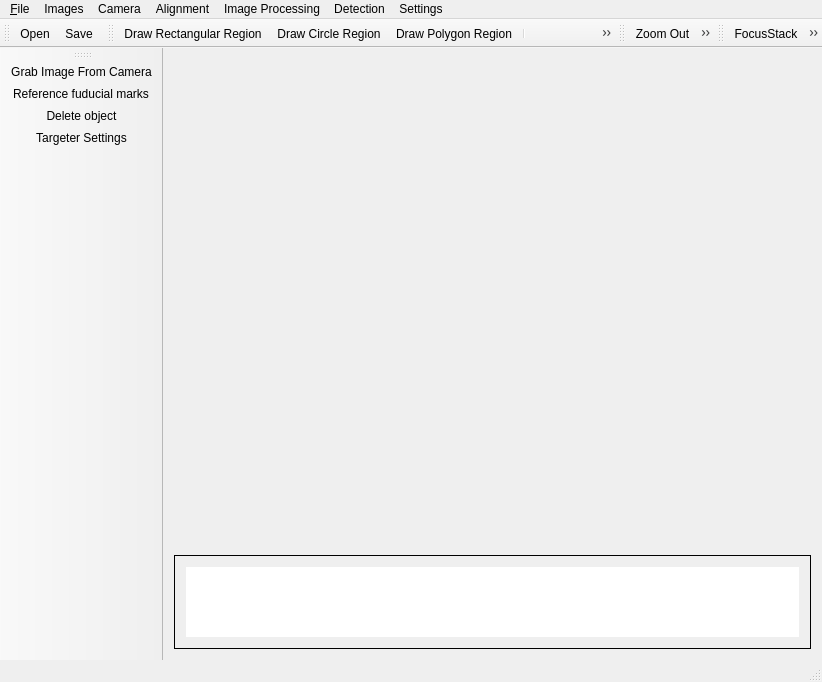
Before: the Qt Designer form mainwindow.ui in eucall-software/targeter, drawn with Qt 5.
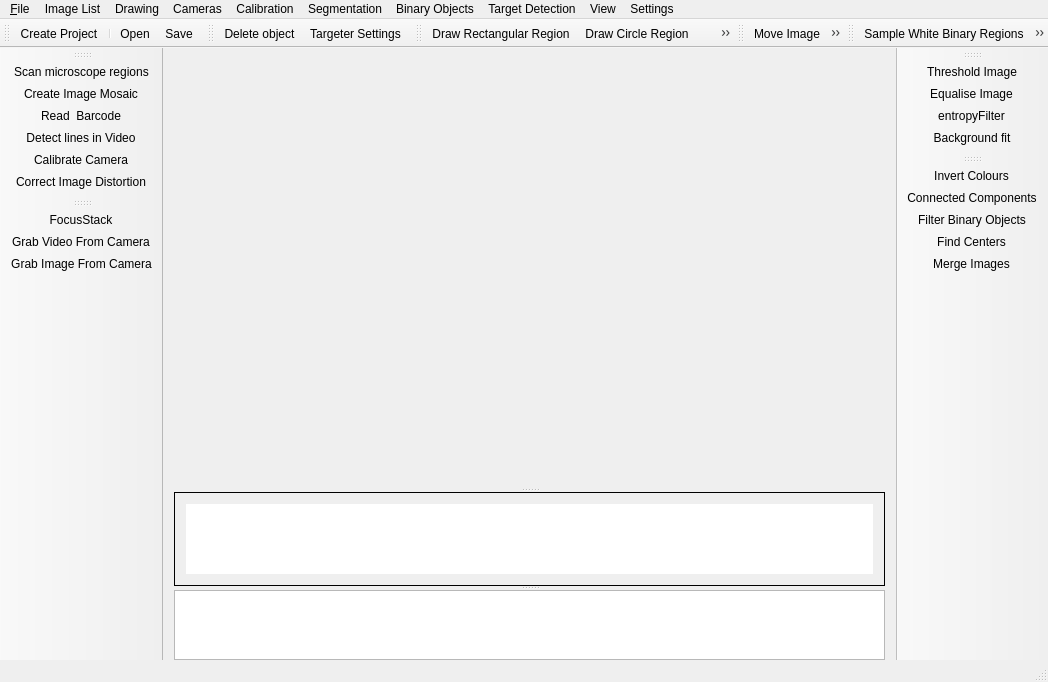
After: the same form once the commit is applied. Icons and pictures are not drawn. Custom widgets are drawn as their Qt base class.

```diff
--- a/mainwindow.ui
+++ b/mainwindow.ui
@@ -6,7 +6,7 @@
    <rect>
     <x>0</x>
     <y>0</y>
-    <width>822</width>
+    <width>914</width>
     <height>682</height>
    </rect>
   </property>
@@ -24,18 +24,20 @@
      <verstretch>0</verstretch>
     </sizepolicy>
    </property>
-   <layout class="QGridLayout" name="gridLayout">
-    <item row="0" column="1">
      <layout class="QVBoxLayout" name="verticalLayout">
-      <property name="spacing">
-       <number>20</number>
+    <property name="bottomMargin">
+     <number>0</number>
       </property>
       <item>
+     <widget class="QSplitter" name="splitter">
+      <property name="orientation">
+       <enum>Qt::Vertical</enum>
+      </property>
        <widget class="PaintQLabel" name="display_image">
         <property name="sizePolicy">
          <sizepolicy hsizetype="Minimum" vsizetype="Minimum">
           <horstretch>1</horstretch>
-          <verstretch>1</verstretch>
+         <verstretch>100</verstretch>
          </sizepolicy>
         </property>
         <property name="minimumSize">
@@ -57,8 +59,6 @@
          <set>Qt::AlignCenter</set>
         </property>
        </widget>
-      </item>
-      <item>
        <widget class="QScrollArea" name="scrollArea">
         <property name="sizePolicy">
          <sizepolicy hsizetype="Expanding" vsizetype="Expanding">
@@ -89,7 +89,7 @@
           <rect>
            <x>0</x>
            <y>0</y>
-           <width>765</width>
+          <width>824</width>
            <height>87</height>
           </rect>
          </property>
@@ -102,8 +102,8 @@
          <property name="autoFillBackground">
           <bool>true</bool>
          </property>
-         <layout class="QVBoxLayout" name="verticalLayout_2">
-          <item>
+        <layout class="QGridLayout" name="gridLayout">
+         <item row="0" column="0">
            <widget class="QListWidget" name="ImageThumbList">
             <property name="enabled">
              <bool>true</bool>
@@ -167,8 +167,15 @@
          </layout>
         </widget>
        </widget>
-      </item>
-     </layout>
+      <widget class="QPlainTextEdit" name="consoleDisplay">
+       <property name="sizePolicy">
+        <sizepolicy hsizetype="Expanding" vsizetype="Expanding">
+         <horstretch>1</horstretch>
+         <verstretch>1</verstretch>
+        </sizepolicy>
+       </property>
+      </widget>
+     </widget>
     </item>
    </layout>
   </widget>
@@ -177,7 +184,7 @@
     <rect>
      <x>0</x>
      <y>0</y>
-     <width>822</width>
+     <width>914</width>
      <height>21</height>
     </rect>
    </property>
@@ -198,7 +205,7 @@
    </widget>
    <widget class="QMenu" name="menuImages">
     <property name="title">
-     <string>Images</string>
+     <string>Image List</string>
     </property>
     <property name="toolTipsVisible">
      <bool>true</bool>
@@ -254,7 +261,7 @@
    </widget>
    <widget class="QMenu" name="menuDetection">
     <property name="title">
-     <string>Detection</string>
+     <string>Target Detection</string>
     </property>
     <property name="toolTipsVisible">
      <bool>true</bool>
@@ -265,7 +272,7 @@
    </widget>
    <widget class="QMenu" name="menuCamera">
     <property name="title">
-     <string>Camera</string>
+     <string>Cameras</string>
     </property>
     <property name="toolTipsVisible">
      <bool>true</bool>
@@ -274,7 +281,7 @@
    </widget>
    <widget class="QMenu" name="menuImage_Processing">
     <property name="title">
-     <string>Image Processing</string>
+     <string>Binary Objects</string>
     </property>
     <addaction name="separator"/>
     <addaction name="actionThresholdImage"/>
@@ -294,16 +301,54 @@
    </widget>
    <widget class="QMenu" name="menuAlignment">
     <property name="title">
-     <string>Alignment</string>
+     <string>Calibration</string>
     </property>
-    <addaction name="actionReference_fuducial_marks"/>
+    <addaction name="actionBackground_fit"/>
+    <addaction name="actionDetect_lines"/>
+    <addaction name="actionCalibrate_Camera"/>
+    <addaction name="actionCorrectImage"/>
+    <addaction name="actionReference_fiducial_marks"/>
+   </widget>
+   <widget class="QMenu" name="menuView">
+    <property name="title">
+     <string>View</string>
+    </property>
+    <addaction name="actionZoom_Out"/>
+    <addaction name="actionZoom_In"/>
+    <addaction name="action_Move_Image"/>
+   </widget>
+   <widget class="QMenu" name="menuDrawing">
+    <property name="title">
+     <string>Drawing</string>
+    </property>
+    <addaction name="actionDraw_Circle_Region"/>
+    <addaction name="actionDraw_Rectangular_Region"/>
+    <addaction name="actionDraw_Polygon"/>
+    <addaction name="actionCreate_Mask_Image"/>
+    <addaction name="actionGet_Target_image_region"/>
+    <addaction name="actionMask_White"/>
+    <addaction name="actionMask_Black"/>
+    <addaction name="actionSelect_Object"/>
+   </widget>
+   <widget class="QMenu" name="menuSegmentation">
+    <property name="title">
+     <string>Segmentation</string>
+    </property>
+    <addaction name="actionEntropyFilter"/>
+    <addaction name="actionThresholdImage"/>
+    <addaction name="actionEqualise_Image"/>
+    <addaction name="actionEdge_Detection"/>
+    <addaction name="actionCorner_Detection"/>
    </widget>
    <addaction name="menu_File"/>
    <addaction name="menuImages"/>
+   <addaction name="menuDrawing"/>
    <addaction name="menuCamera"/>
    <addaction name="menuAlignment"/>
+   <addaction name="menuSegmentation"/>
    <addaction name="menuImage_Processing"/>
    <addaction name="menuDetection"/>
+   <addaction name="menuView"/>
    <addaction name="menuSettings"/>
   </widget>
   <widget class="QToolBar" name="mainToolBar">
@@ -313,11 +358,13 @@
    <attribute name="toolBarBreak">
     <bool>false</bool>
    </attribute>
+   <addaction name="action_New"/>
+   <addaction name="separator"/>
    <addaction name="action_Open"/>
    <addaction name="action_Save"/>
   </widget>
   <widget class="QStatusBar" name="statusBar"/>
-  <widget class="QToolBar" name="toolBar">
+  <widget class="QToolBar" name="toolBarSettings">
    <property name="windowTitle">
     <string>toolBar</string>
    </property>
@@ -325,47 +372,114 @@
     <string>drawing tools</string>
    </property>
    <attribute name="toolBarArea">
-    <enum>LeftToolBarArea</enum>
+    <enum>TopToolBarArea</enum>
    </attribute>
    <attribute name="toolBarBreak">
     <bool>false</bool>
    </attribute>
-   <addaction name="actionGrab_Image_From_Camera"/>
-   <addaction name="actionReference_fuducial_marks"/>
    <addaction name="actionDeleteObject"/>
    <addaction name="actionSettings"/>
   </widget>
+  <widget class="QToolBar" name="toolBarDrawing">
+   <property name="windowTitle">
+    <string>toolBar_2</string>
+   </property>
+   <attribute name="toolBarArea">
+    <enum>TopToolBarArea</enum>
+   </attribute>
+   <attribute name="toolBarBreak">
+    <bool>false</bool>
+   </attribute>
+   <addaction name="actionDraw_Rectangular_Region"/>
+   <addaction name="actionDraw_Circle_Region"/>
+   <addaction name="actionDraw_Polygon"/>
+   <addaction name="separator"/>
+   <addaction name="actionClickTarget"/>
+   <addaction name="actionReference_fiducial_marks"/>
+   <addaction name="actionClick_Center_Objective"/>
+   <addaction name="separator"/>
+   <addaction name="actionMask_White"/>
+   <addaction name="actionMask_Black"/>
+   <addaction name="actionGrid_Spacing"/>
+   <addaction name="separator"/>
+   <addaction name="actionCreate_Mask_Image"/>
+   <addaction name="actionGet_Target_image_region"/>
+  </widget>
+  <widget class="QToolBar" name="toolBarZoomPann">
+   <property name="windowTitle">
+    <string>toolBar_3</string>
+   </property>
+   <attribute name="toolBarArea">
+    <enum>TopToolBarArea</enum>
+   </attribute>
+   <attribute name="toolBarBreak">
+    <bool>false</bool>
+   </attribute>
+   <addaction name="action_Move_Image"/>
+   <addaction name="actionZoom_Out"/>
+   <addaction name="actionZoom_In"/>
+  </widget>
+  <widget class="QToolBar" name="toolBarImageAnalysis">
+   <property name="windowTitle">
+    <string>toolBar_4</string>
+   </property>
+   <attribute name="toolBarArea">
+    <enum>RightToolBarArea</enum>
+   </attribute>
+   <attribute name="toolBarBreak">
+    <bool>false</bool>
+   </attribute>
+   <addaction name="actionThresholdImage"/>
+   <addaction name="actionEqualise_Image"/>
+   <addaction name="actionEntropyFilter"/>
+   <addaction name="actionBackground_fit"/>
+  </widget>
+  <widget class="QToolBar" name="toolBar">
+   <property name="windowTitle">
+    <string>toolBar</string>
+   </property>
+   <attribute name="toolBarArea">
+    <enum>LeftToolBarArea</enum>
+   </attribute>
+   <attribute name="toolBarBreak">
+    <bool>false</bool>
+   </attribute>
+   <addaction name="action_scan_regions"/>
+   <addaction name="actionCreate_Image_Mosaic"/>
+   <addaction name="actionRead_Barcode"/>
+   <addaction name="actionDetect_lines"/>
+   <addaction name="actionCalibrate_Camera"/>
+   <addaction name="actionCorrectImage"/>
+  </widget>
   <widget class="QToolBar" name="toolBar_2">
    <property name="windowTitle">
     <string>toolBar_2</string>
    </property>
    <attribute name="toolBarArea">
-    <enum>TopToolBarArea</enum>
+    <enum>LeftToolBarArea</enum>
    </attribute>
    <attribute name="toolBarBreak">
     <bool>false</bool>
    </attribute>
-   <addaction name="actionDraw_Rectangular_Region"/>
-   <addaction name="actionDraw_Circle_Region"/>
-   <addaction name="actionDraw_Polygon"/>
-   <addaction name="separator"/>
-   <addaction name="actionGet_Target_image_region"/>
-   <addaction name="actionScoreImage"/>
-   <addaction name="actionFind_targets"/>
+   <addaction name="actionProcessFocusStack"/>
+   <addaction name="actionGrab_Video_From_Camera"/>
+   <addaction name="actionGrab_Image_From_Camera"/>
   </widget>
   <widget class="QToolBar" name="toolBar_3">
    <property name="windowTitle">
     <string>toolBar_3</string>
    </property>
    <attribute name="toolBarArea">
-    <enum>TopToolBarArea</enum>
+    <enum>RightToolBarArea</enum>
    </attribute>
    <attribute name="toolBarBreak">
     <bool>false</bool>
    </attribute>
-   <addaction name="actionZoom_Out"/>
-   <addaction name="actionZoom_In"/>
-   <addaction name="action_Move_Image"/>
+   <addaction name="actionInvert"/>
+   <addaction name="actionConnected_Components"/>
+   <addaction name="actionFilter_Binary_Objects"/>
+   <addaction name="actionFind_Centers"/>
+   <addaction name="actionMergeImages"/>
   </widget>
   <widget class="QToolBar" name="toolBar_4">
    <property name="windowTitle">
@@ -377,15 +491,10 @@
    <attribute name="toolBarBreak">
     <bool>false</bool>
    </attribute>
-   <addaction name="actionProcessFocusStack"/>
-   <addaction name="separator"/>
-   <addaction name="actionThresholdImage"/>
-   <addaction name="actionMergeImages"/>
-   <addaction name="actionInvert"/>
-   <addaction name="actionConnected_Components"/>
-   <addaction name="actionFind_Centers"/>
-   <addaction name="separator"/>
-   <addaction name="separator"/>
+   <addaction name="actionSample_White_Binary_Regions"/>
+   <addaction name="actionScoreImage"/>
+   <addaction name="actionFind_targets"/>
+   <addaction name="actionSave_Target_Positions"/>
   </widget>
   <action name="actionFile">
    <property name="text">
@@ -545,7 +654,7 @@
      <normaloff>:/icons/24/polygonmask.png</normaloff>:/icons/24/polygonmask.png</iconset>
    </property>
    <property name="text">
-    <string>Get &amp;Target image region</string>
+    <string>Make new image from region</string>
    </property>
    <property name="toolTip">
     <string>&lt;html&gt;&lt;head/&gt;&lt;body&gt;&lt;p&gt;Create&lt;span style=&quot; font-weight:600;&quot;&gt; target image&lt;/span&gt; from drawn boundary region and polygon/circular shape&lt;/p&gt;&lt;/body&gt;&lt;/html&gt;</string>
@@ -650,7 +759,10 @@
      <normaloff>:/icons/24/marks.png</normaloff>:/icons/24/marks.png</iconset>
    </property>
    <property name="text">
-    <string>Reference fuducial marks</string>
+    <string>Reference fiducial marks</string>
+   </property>
+   <property name="toolTip">
+    <string>Reference fiducial marks by clicking on the image</string>
    </property>
   </action>
   <action name="actionFind_Centers">
@@ -715,6 +827,294 @@
     <string>&lt;html&gt;&lt;head/&gt;&lt;body&gt;&lt;p&gt;By clicking this button a 'good targets' score image is created, brighter pixels show best 'good target' positions.&lt;/p&gt;&lt;/body&gt;&lt;/html&gt;</string>
    </property>
   </action>
+  <action name="actionCalibrate_Camera">
+   <property name="icon">
+    <iconset resource="icons.qrc">
+     <normaloff>:/icons/24/checkerboard.png</normaloff>:/icons/24/checkerboard.png</iconset>
+   </property>
+   <property name="text">
+    <string>Calibrate Camera</string>
+   </property>
+   <property name="toolTip">
+    <string>Calibrate Camera using alignment images (chessboard or circles)</string>
+   </property>
+  </action>
+  <action name="actionCorrectImage">
+   <property name="icon">
+    <iconset resource="icons.qrc">
+     <normaloff>:/icons/24/calibrate.png</normaloff>:/icons/24/calibrate.png</iconset>
+   </property>
+   <property name="text">
+    <string>Correct Image Distortion</string>
+   </property>
+   <property name="toolTip">
+    <string>the image will be corrected if camera calibration has first been performed</string>
+   </property>
+  </action>
+  <action name="actionGrab_Video_From_Camera">
+   <property name="checkable">
+    <bool>true</bool>
+   </property>
+   <property name="icon">
+    <iconset resource="icons.qrc">
+     <normaloff>:/icons/24/movie.png</normaloff>:/icons/24/movie.png</iconset>
+   </property>
+   <property name="text">
+    <string>Grab Video From Camera</string>
+   </property>
+   <property name="toolTip">
+    <string>Get and show real time video from connected Basler camera</string>
+   </property>
+  </action>
+  <action name="actionDetect_lines">
+   <property name="checkable">
+    <bool>true</bool>
+   </property>
+   <property name="icon">
+    <iconset resource="icons.qrc">
+     <normaloff>:/icons/24/hough.png</normaloff>:/icons/24/hough.png</iconset>
+   </property>
+   <property name="text">
+    <string>Detect lines in Video</string>
+   </property>
+   <property name="toolTip">
+    <string>&lt;html&gt;&lt;head/&gt;&lt;body&gt;&lt;span style=&quot; text-decoration: underline;&quot;&gt;Find lines in image&lt;/span&gt;&lt;br&gt;numbers on left = distance of line to image center&lt;br&gt;numbers on right = angle of lines&lt;/body&gt;&lt;/html&gt;</string>
+   </property>
+  </action>
+  <action name="actionCorner_Detection">
+   <property name="text">
+    <string>Corner Detection</string>
+   </property>
+   <property name="toolTip">
+    <string>Detect corners in image</string>
+   </property>
+  </action>
+  <action name="actionEdge_Detection">
+   <property name="text">
+    <string>Edge Detection</string>
+   </property>
+   <property name="toolTip">
+    <string>Performs Canny edge detection on image</string>
+   </property>
+  </action>
+  <action name="actionEntropyFilter">
+   <property name="icon">
+    <iconset resource="icons.qrc">
+     <normaloff>:/icons/24/entropy.png</normaloff>:/icons/24/entropy.png</iconset>
+   </property>
+   <property name="text">
+    <string>entropyFilter</string>
+   </property>
+   <property name="toolTip">
+    <string>Perform entropy filtering on image</string>
+   </property>
+  </action>
+  <action name="actionEnergy_image">
+   <property name="text">
+    <string>Energy image</string>
+   </property>
+   <property name="toolTip">
+    <string>Create laplacian pyramid energy image</string>
+   </property>
+  </action>
+  <action name="actionRemoveBlackPixels">
+   <property name="text">
+    <string>RemoveBlackPixels</string>
+   </property>
+  </action>
+  <action name="action_New">
+   <property name="text">
+    <string>Create Project</string>
+   </property>
+   <property name="toolTip">
+    <string>Go to project settings page</string>
+   </property>
+  </action>
+  <action name="actionHelp">
+   <property name="text">
+    <string>Help</string>
+   </property>
+  </action>
+  <action name="actionDeleteImage">
+   <property name="icon">
+    <iconset resource="icons.qrc">
+     <normaloff>:/icons/24/trashcan.png</normaloff>:/icons/24/trashcan.png</iconset>
+   </property>
+   <property name="text">
+    <string>Delete Image</string>
+   </property>
+   <property name="toolTip">
+    <string>Delete this image</string>
+   </property>
+  </action>
+  <action name="actionSample_White_Binary_Regions">
+   <property name="icon">
+    <iconset resource="icons.qrc">
+     <normaloff>:/icons/24/sample.png</normaloff>:/icons/24/sample.png</iconset>
+   </property>
+   <property name="text">
+    <string>Sample White Binary Regions</string>
+   </property>
+  </action>
+  <action name="actionMask_White">
+   <property name="checkable">
+    <bool>true</bool>
+   </property>
+   <property name="icon">
+    <iconset resource="icons.qrc">
+     <normaloff>:/icons/24/white.png</normaloff>:/icons/24/white.png</iconset>
+   </property>
+   <property name="text">
+    <string>Mask White</string>
+   </property>
+   <property name="toolTip">
+    <string>Mask image area white (ie. analyse this region)</string>
+   </property>
+  </action>
+  <action name="actionMask_Black">
+   <property name="checkable">
+    <bool>true</bool>
+   </property>
+   <property name="icon">
+    <iconset resource="icons.qrc">
+     <normaloff>:/icons/24/black.png</normaloff>:/icons/24/black.png</iconset>
+   </property>
+   <property name="text">
+    <string>Mask Black</string>
+   </property>
+   <property name="toolTip">
+    <string>Mask image area black (ie. do not analyse this region)</string>
+   </property>
+  </action>
+  <action name="actionSelect_Object">
+   <property name="icon">
+    <iconset resource="icons.qrc">
+     <normaloff>:/icons/24/select.png</normaloff>:/icons/24/select.png</iconset>
+   </property>
+   <property name="text">
+    <string>Select Object</string>
+   </property>
+   <property name="toolTip">
+    <string>Select Drawing Object(s)</string>
+   </property>
+  </action>
+  <action name="actionClickTarget">
+   <property name="checkable">
+    <bool>true</bool>
+   </property>
+   <property name="icon">
+    <iconset resource="icons.qrc">
+     <normaloff>:/icons/24/cross.png</normaloff>:/icons/24/cross.png</iconset>
+   </property>
+   <property name="text">
+    <string>ClickTarget</string>
+   </property>
+   <property name="toolTip">
+    <string>Click on image to define target</string>
+   </property>
+  </action>
+  <action name="actionRead_Barcode">
+   <property name="icon">
+    <iconset resource="icons.qrc">
+     <normaloff>:/icons/24/barcode.png</normaloff>:/icons/24/barcode.png</iconset>
+   </property>
+   <property name="text">
+    <string>Read  Barcode</string>
+   </property>
+   <property name="toolTip">
+    <string>Find and read Code39 linear barcode in image</string>
+   </property>
+  </action>
+  <action name="action_scan_regions">
+   <property name="icon">
+    <iconset resource="icons.qrc">
+     <normaloff>:/icons/24/scanareas.png</normaloff>:/icons/24/scanareas.png</iconset>
+   </property>
+   <property name="text">
+    <string>Scan microscope regions</string>
+   </property>
+   <property name="toolTip">
+    <string>Grab microscope images as a mosaic from masked regions of sample frame (use rectangle drawing shape to define regions of interest on the overview image first)</string>
+   </property>
+  </action>
+  <action name="actionCreate_Mask_Image">
+   <property name="icon">
+    <iconset resource="icons.qrc">
+     <normaloff>:/icons/24/binarymask.png</normaloff>:/icons/24/binarymask.png</iconset>
+   </property>
+   <property name="text">
+    <string>Create Mask Image</string>
+   </property>
+   <property name="toolTip">
+    <string>Create mask image from black/white shapes</string>
+   </property>
+  </action>
+  <action name="actionClick_Center_Objective">
+   <property name="checkable">
+    <bool>true</bool>
+   </property>
+   <property name="icon">
+    <iconset resource="icons.qrc">
+     <normaloff>:/icons/24/objectivePosition.png</normaloff>:/icons/24/objectivePosition.png</iconset>
+   </property>
+   <property name="text">
+    <string>Click Center Objective</string>
+   </property>
+   <property name="toolTip">
+    <string>Click overview image to center microscope objective at this place</string>
+   </property>
+  </action>
+  <action name="actionGrid_Spacing">
+   <property name="checkable">
+    <bool>true</bool>
+   </property>
+   <property name="icon">
+    <iconset resource="icons.qrc">
+     <normaloff>:/icons/24/spacing.png</normaloff>:/icons/24/spacing.png</iconset>
+   </property>
+   <property name="text">
+    <string>Sample Spacing</string>
+   </property>
+   <property name="toolTip">
+    <string>select then click twice on image to specify for sampling spacing</string>
+   </property>
+  </action>
+  <action name="actionBackground_fit">
+   <property name="icon">
+    <iconset resource="icons.qrc">
+     <normaloff>:/icons/24/background.png</normaloff>:/icons/24/background.png</iconset>
+   </property>
+   <property name="text">
+    <string>Background fit</string>
+   </property>
+   <property name="toolTip">
+    <string>Fits image background (eg. to model illumination)</string>
+   </property>
+  </action>
+  <action name="actionEqualise_Image">
+   <property name="icon">
+    <iconset resource="icons.qrc">
+     <normaloff>:/icons/24/histogram_equalization.png</normaloff>:/icons/24/histogram_equalization.png</iconset>
+   </property>
+   <property name="text">
+    <string>Equalise Image</string>
+   </property>
+   <property name="toolTip">
+    <string>Contrast equalise image</string>
+   </property>
+  </action>
+  <action name="actionCreate_Image_Mosaic">
+   <property name="icon">
+    <iconset resource="icons.qrc">
+     <normaloff>:/icons/24/mosaic.png</normaloff>:/icons/24/mosaic.png</iconset>
+   </property>
+   <property name="text">
+    <string>Create Image Mosaic</string>
+   </property>
+   <property name="toolTip">
+    <string>Stitch images together to produce an image mosaic</string>
+   </property>
+  </action>
  </widget>
  <layoutdefault spacing="6" margin="11"/>
  <customwidgets>
```
Left out of the diff: 93 changed lines with no effect on the pictures. Lines whose indentation alone changed are shown as unchanged.
